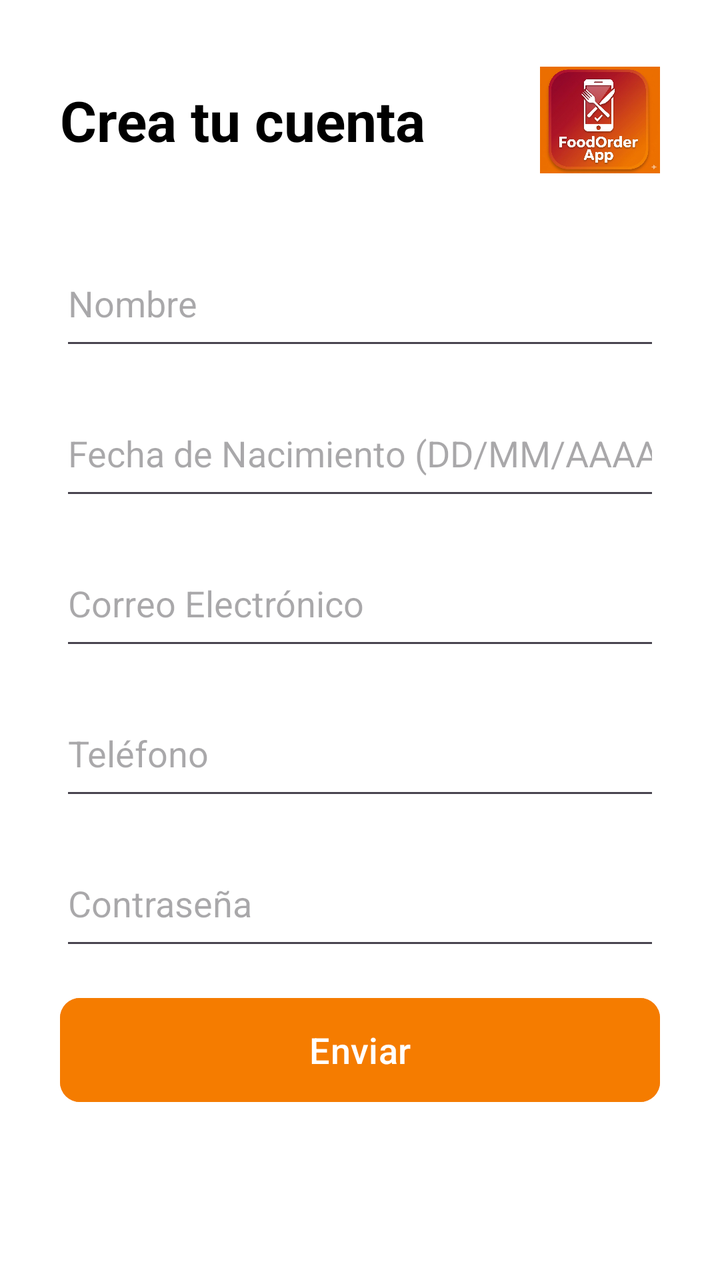
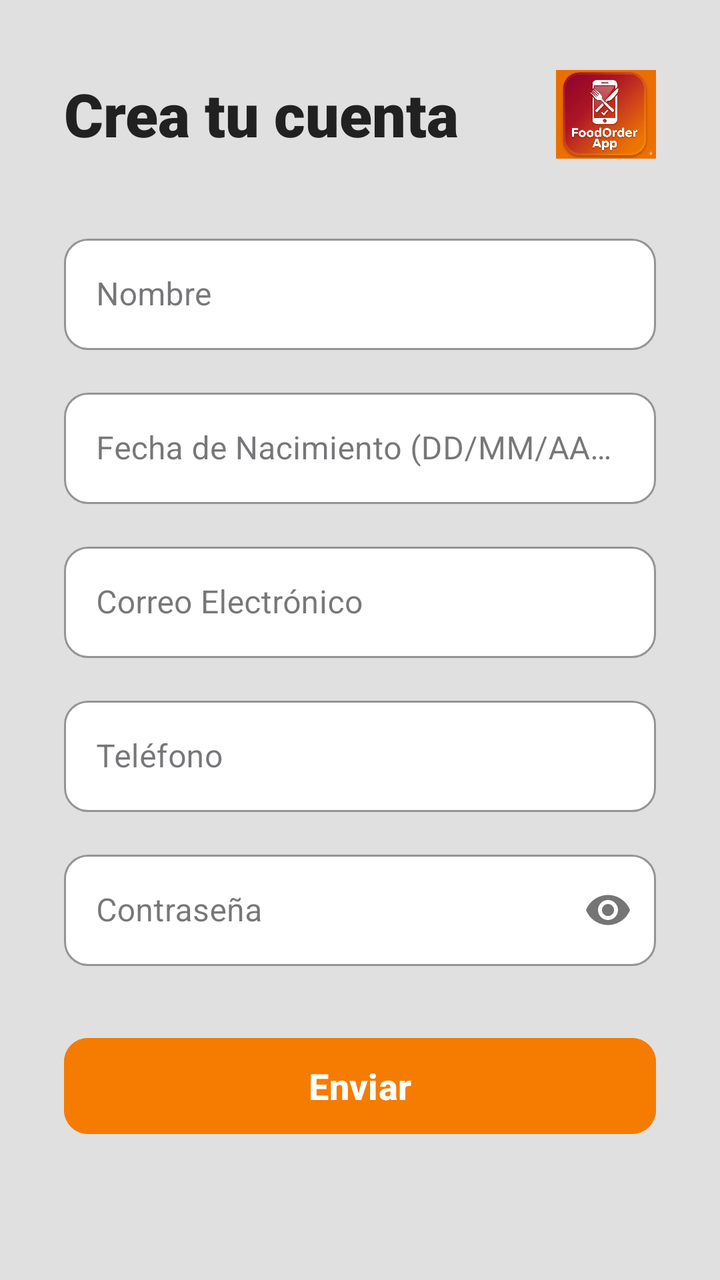

An Android layout rendered at two revisions. The XML below is the earlier revision; the diff shows what the commit changed to produce the second picture.
<!-- AndroidManifest.xml: application theme Theme.FoodOrderApp -->
<!-- res/layout/activity_registro.xml -->
<?xml version="1.0" encoding="utf-8"?>
<ScrollView
    xmlns:android="http://schemas.android.com/apk/res/android"
    xmlns:app="http://schemas.android.com/apk/res-auto"
    xmlns:tools="http://schemas.android.com/tools"
    android:layout_width="match_parent"
    android:layout_height="match_parent"
    android:background="@color/white"
    tools:context=".RegistroActivity">

    <LinearLayout
        android:layout_width="match_parent"
        android:layout_height="wrap_content"
        android:orientation="vertical"
        android:padding="30dp">

        <LinearLayout
            android:layout_width="match_parent"
            android:layout_height="wrap_content"
            android:orientation="horizontal"
            android:gravity="center_vertical"
            android:layout_marginBottom="30dp">

            <TextView
                android:layout_width="0dp"
                android:layout_height="wrap_content"
                android:layout_weight="1"
                android:text="Crea tu cuenta"
                android:textSize="28sp"
                android:textStyle="bold"
                android:textColor="@color/black" />

            <ImageView
                android:id="@+id/imgLogoRegistro"
                android:layout_width="60dp"
                android:layout_height="60dp"
                android:layout_marginStart="15dp"
                android:contentDescription="Logo chiquito de la App"
                android:src="@drawable/foodorderapp"
                android:scaleType="fitCenter"/>

        </LinearLayout>
        <EditText
            android:id="@+id/etNombre"
            android:layout_width="match_parent"
            android:layout_height="60dp"
            android:hint="@string/hint_nombre"
            android:inputType="textPersonName"
            android:layout_marginBottom="15dp"/>

        <EditText
            android:id="@+id/etFechaNacimiento"
            android:layout_width="match_parent"
            android:layout_height="60dp"
            android:hint="Fecha de Nacimiento (DD/MM/AAAA)"
            android:inputType="number"
            android:maxLength="10"
            android:layout_marginBottom="15dp"/>

        <EditText
            android:id="@+id/etCorreo"
            android:layout_width="match_parent"
            android:layout_height="60dp"
            android:hint="@string/hint_correo"
            android:inputType="textEmailAddress"
            android:layout_marginBottom="15dp"/>

        <EditText
            android:id="@+id/etTelefono"
            android:layout_width="match_parent"
            android:layout_height="60dp"
            android:hint="@string/hint_telefono"
            android:inputType="phone"
            android:layout_marginBottom="15dp"/>
        <EditText
            android:id="@+id/etPassword"
            android:layout_width="match_parent"
            android:layout_height="60dp"
            android:hint="Contraseña"
            android:inputType="textPassword"
            android:layout_marginBottom="15dp"/>



        <Button
            android:id="@+id/btnEnviar"
            android:layout_width="match_parent"
            android:layout_height="60dp"
            android:text="@string/btn_enviar"
            android:textColor="@color/white"
            android:backgroundTint="@color/naranja_primario"
            android:textSize="18sp"
            app:cornerRadius="10dp"/>



    </LinearLayout>
</ScrollView>
<!-- resources referenced by this layout -->
<resources>
  <color name="black">#FF000000</color>
  <color name="naranja_primario">#F57C00</color>
  <color name="white">#FFFFFFFF</color>
  <!-- drawable foodorderapp: jpg bitmap (drawable, 115478 bytes) -->
  <string name="btn_enviar">Enviar</string>
  
      //carrito
  <string name="hint_correo">Correo Electrónico</string>
  <string name="hint_nombre">Nombre</string>
  <string name="hint_telefono">Teléfono</string>
  <style name="Theme.FoodOrderApp" parent="Base.Theme.FoodOrderApp" />
  <style name="Base.Theme.FoodOrderApp" parent="Theme.Material3.DayNight.NoActionBar">
          
          
      </style>
</resources>

<!-- the commit's change to res/layout/activity_registro.xml (unified diff, before → after) -->
@@ -5,94 +5,172 @@
     xmlns:tools="http://schemas.android.com/tools"
     android:layout_width="match_parent"
     android:layout_height="match_parent"
-    android:background="@color/white"
+    android:background="@color/gris"
+    android:fillViewport="true"
     tools:context=".RegistroActivity">
 
     <LinearLayout
         android:layout_width="match_parent"
         android:layout_height="wrap_content"
         android:orientation="vertical"
-        android:padding="30dp">
+        android:padding="32dp">
 
         <LinearLayout
             android:layout_width="match_parent"
             android:layout_height="wrap_content"
             android:orientation="horizontal"
             android:gravity="center_vertical"
-            android:layout_marginBottom="30dp">
+            android:layout_marginBottom="32dp">
 
             <TextView
                 android:layout_width="0dp"
                 android:layout_height="wrap_content"
                 android:layout_weight="1"
                 android:text="Crea tu cuenta"
-                android:textSize="28sp"
-                android:textStyle="bold"
-                android:textColor="@color/black" />
+                android:textSize="30sp"
+                android:fontFamily="sans-serif-black"
+                android:textColor="#212121" />
 
             <ImageView
                 android:id="@+id/imgLogoRegistro"
-                android:layout_width="60dp"
-                android:layout_height="60dp"
+                android:layout_width="50dp"
+                android:layout_height="50dp"
                 android:layout_marginStart="15dp"
                 android:contentDescription="Logo chiquito de la App"
                 android:src="@drawable/foodorderapp"
-                android:scaleType="fitCenter"/>
+                android:scaleType="centerInside"/>
 
         </LinearLayout>
-        <EditText
-            android:id="@+id/etNombre"
+
+        <com.google.android.material.textfield.TextInputLayout
+            style="@style/Widget.MaterialComponents.TextInputLayout.OutlinedBox"
             android:layout_width="match_parent"
-            android:layout_height="60dp"
-            android:hint="@string/hint_nombre"
-            android:inputType="textPersonName"
-            android:layout_marginBottom="15dp"/>
+            android:layout_height="wrap_content"
+            android:layout_marginBottom="16dp"
+            app:boxStrokeColor="@color/naranja_primario"
+            app:hintTextColor="@color/naranja_primario"
+            app:boxBackgroundColor="@color/white"
+            app:boxCornerRadiusTopStart="12dp"
+            app:boxCornerRadiusTopEnd="12dp"
+            app:boxCornerRadiusBottomStart="12dp"
+            app:boxCornerRadiusBottomEnd="12dp">
 
-        <EditText
-            android:id="@+id/etFechaNacimiento"
+            <com.google.android.material.textfield.TextInputEditText
+                android:id="@+id/etNombre"
+                android:layout_width="match_parent"
+                android:layout_height="wrap_content"
+                android:hint="@string/hint_nombre"
+                android:inputType="textPersonName"
+                android:textColor="#212121"
+                android:textColorHint="#757575" />
+        </com.google.android.material.textfield.TextInputLayout>
+
+        <com.google.android.material.textfield.TextInputLayout
+            style="@style/Widget.MaterialComponents.TextInputLayout.OutlinedBox"
             android:layout_width="match_parent"
-            android:layout_height="60dp"
-            android:hint="Fecha de Nacimiento (DD/MM/AAAA)"
-            android:inputType="number"
-            android:maxLength="10"
-            android:layout_marginBottom="15dp"/>
+            android:layout_height="wrap_content"
+            android:layout_marginBottom="16dp"
+            app:boxStrokeColor="@color/naranja_primario"
+            app:hintTextColor="@color/naranja_primario"
+            app:boxBackgroundColor="@color/white"
+            app:boxCornerRadiusTopStart="12dp"
+            app:boxCornerRadiusTopEnd="12dp"
+            app:boxCornerRadiusBottomStart="12dp"
+            app:boxCornerRadiusBottomEnd="12dp">
 
-        <EditText
-            android:id="@+id/etCorreo"
+            <com.google.android.material.textfield.TextInputEditText
+                android:id="@+id/etFechaNacimiento"
+                android:layout_width="match_parent"
+                android:layout_height="wrap_content"
+                android:hint="Fecha de Nacimiento (DD/MM/AAAA)"
+                android:inputType="number"
+                android:maxLength="10"
+                android:textColor="#212121"
+                android:textColorHint="#757575" />
+        </com.google.android.material.textfield.TextInputLayout>
+
+        <com.google.android.material.textfield.TextInputLayout
+            style="@style/Widget.MaterialComponents.TextInputLayout.OutlinedBox"
             android:layout_width="match_parent"
-            android:layout_height="60dp"
-            android:hint="@string/hint_correo"
-            android:inputType="textEmailAddress"
-            android:layout_marginBottom="15dp"/>
+            android:layout_height="wrap_content"
+            android:layout_marginBottom="16dp"
+            app:boxStrokeColor="@color/naranja_primario"
+            app:hintTextColor="@color/naranja_primario"
+            app:boxBackgroundColor="@color/white"
+            app:boxCornerRadiusTopStart="12dp"
+            app:boxCornerRadiusTopEnd="12dp"
+            app:boxCornerRadiusBottomStart="12dp"
+            app:boxCornerRadiusBottomEnd="12dp">
 
-        <EditText
-            android:id="@+id/etTelefono"
+            <com.google.android.material.textfield.TextInputEditText
+                android:id="@+id/etCorreo"
+                android:layout_width="match_parent"
+                android:layout_height="wrap_content"
+                android:hint="@string/hint_correo"
+                android:inputType="textEmailAddress"
+                android:textColor="#212121"
+                android:textColorHint="#757575" />
+        </com.google.android.material.textfield.TextInputLayout>
+
+        <com.google.android.material.textfield.TextInputLayout
+            style="@style/Widget.MaterialComponents.TextInputLayout.OutlinedBox"
             android:layout_width="match_parent"
-            android:layout_height="60dp"
-            android:hint="@string/hint_telefono"
-            android:inputType="phone"
-            android:layout_marginBottom="15dp"/>
-        <EditText
-            android:id="@+id/etPassword"
+            android:layout_height="wrap_content"
+            android:layout_marginBottom="16dp"
+            app:boxStrokeColor="@color/naranja_primario"
+            app:hintTextColor="@color/naranja_primario"
+            app:boxBackgroundColor="@color/white"
+            app:boxCornerRadiusTopStart="12dp"
+            app:boxCornerRadiusTopEnd="12dp"
+            app:boxCornerRadiusBottomStart="12dp"
+            app:boxCornerRadiusBottomEnd="12dp">
+
+            <com.google.android.material.textfield.TextInputEditText
+                android:id="@+id/etTelefono"
+                android:layout_width="match_parent"
+                android:layout_height="wrap_content"
+                android:hint="@string/hint_telefono"
+                android:inputType="phone"
+                android:textColor="#212121"
+                android:textColorHint="#757575" />
+        </com.google.android.material.textfield.TextInputLayout>
+
+        <com.google.android.material.textfield.TextInputLayout
+            style="@style/Widget.MaterialComponents.TextInputLayout.OutlinedBox"
             android:layout_width="match_parent"
-            android:layout_height="60dp"
-            android:hint="Contraseña"
-            android:inputType="textPassword"
-            android:layout_marginBottom="15dp"/>
+            android:layout_height="wrap_content"
+            android:layout_marginBottom="32dp"
+            app:passwordToggleEnabled="true"
+            app:boxStrokeColor="@color/naranja_primario"
+            app:hintTextColor="@color/naranja_primario"
+            app:boxBackgroundColor="@color/white"
+            app:boxCornerRadiusTopStart="12dp"
+            app:boxCornerRadiusTopEnd="12dp"
+            app:boxCornerRadiusBottomStart="12dp"
+            app:boxCornerRadiusBottomEnd="12dp">
 
-
+            <com.google.android.material.textfield.TextInputEditText
+                android:id="@+id/etPassword"
+                android:layout_width="match_parent"
+                android:layout_height="wrap_content"
+                android:hint="Contraseña"
+                android:inputType="textPassword"
+                android:textColor="#212121"
+                android:textColorHint="#757575" />
+        </com.google.android.material.textfield.TextInputLayout>
 
         <Button
             android:id="@+id/btnEnviar"
             android:layout_width="match_parent"
-            android:layout_height="60dp"
+            android:layout_height="56dp"
             android:text="@string/btn_enviar"
+            android:textAllCaps="false"
             android:textColor="@color/white"
             android:backgroundTint="@color/naranja_primario"
             android:textSize="18sp"
-            app:cornerRadius="10dp"/>
-
-
+            android:textStyle="bold"
+            app:elevation="4dp"
+            app:cornerRadius="12dp"/>
 
     </LinearLayout>
 </ScrollView>
<!-- resource entries referenced after the edit -->
@@ -1,6 +1,6 @@
 <!-- resources referenced by this layout -->
 <resources>
-  <color name="black">#FF000000</color>
+  <color name="gris">#E0E0E0</color>
   <color name="naranja_primario">#F57C00</color>
   <color name="white">#FFFFFFFF</color>
   <!-- drawable foodorderapp: jpg bitmap (drawable, 115478 bytes) -->
